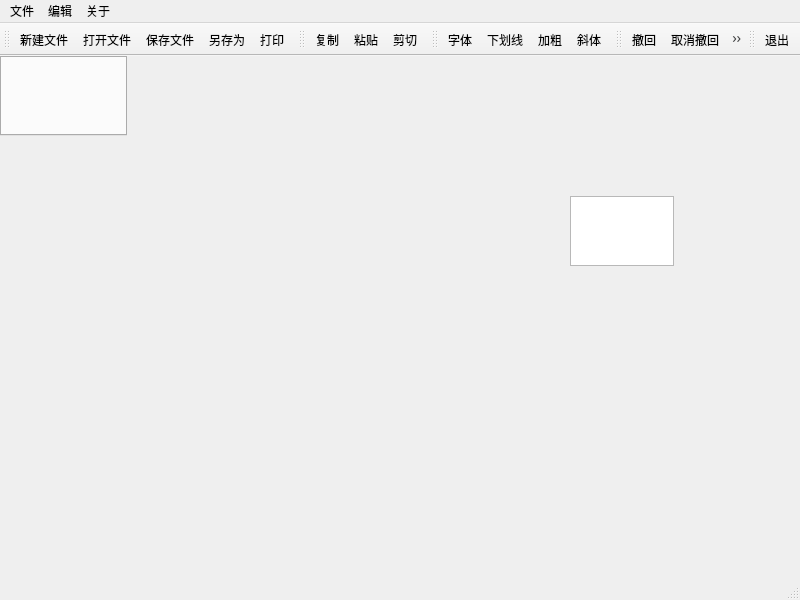
Relph1119/qt-demo-code-editor, file mainwindow.ui: the form before one commit.
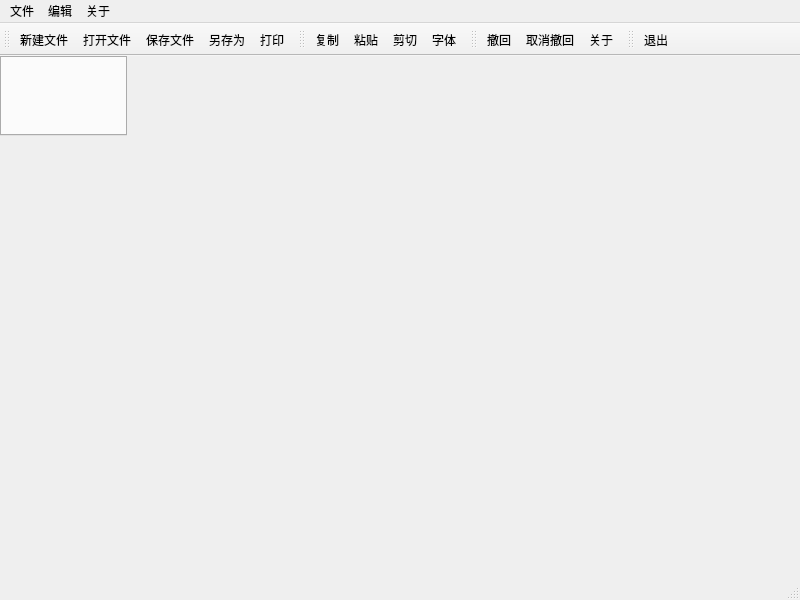
The form after the commit. Icons and pictures are not drawn.

Diff of the .ui file:
```diff
--- a/mainwindow.ui
+++ b/mainwindow.ui
@@ -18,16 +18,6 @@
     <normaloff>:/images/images/pencil.png</normaloff>:/images/images/pencil.png</iconset>
   </property>
   <widget class="QWidget" name="centralwidget">
-   <widget class="QTextEdit" name="textEdit">
-    <property name="geometry">
-     <rect>
-      <x>570</x>
-      <y>140</y>
-      <width>104</width>
-      <height>70</height>
-     </rect>
-    </property>
-   </widget>
    <widget class="QTabWidget" name="tabWidget">
     <property name="geometry">
      <rect>
@@ -128,21 +118,7 @@
    <addaction name="copy"/>
    <addaction name="paste"/>
    <addaction name="cut"/>
-  </widget>
-  <widget class="QToolBar" name="toolBar_3">
-   <property name="windowTitle">
-    <string>toolBar_3</string>
-   </property>
-   <attribute name="toolBarArea">
-    <enum>TopToolBarArea</enum>
-   </attribute>
-   <attribute name="toolBarBreak">
-    <bool>false</bool>
-   </attribute>
    <addaction name="font"/>
-   <addaction name="underline"/>
-   <addaction name="bolder"/>
-   <addaction name="italic"/>
   </widget>
   <widget class="QToolBar" name="toolBar_4">
    <property name="windowTitle">
@@ -254,51 +230,6 @@
     <string>Ctrl+C</string>
    </property>
   </action>
-  <action name="bolder">
-   <property name="checkable">
-    <bool>true</bool>
-   </property>
-   <property name="icon">
-    <iconset resource="images.qrc">
-     <normaloff>:/images/images/bold.png</normaloff>:/images/images/bold.png</iconset>
-   </property>
-   <property name="text">
-    <string>加粗</string>
-   </property>
-   <property name="shortcut">
-    <string>Ctrl+B</string>
-   </property>
-  </action>
-  <action name="italic">
-   <property name="checkable">
-    <bool>true</bool>
-   </property>
-   <property name="icon">
-    <iconset resource="images.qrc">
-     <normaloff>:/images/images/italic.png</normaloff>:/images/images/italic.png</iconset>
-   </property>
-   <property name="text">
-    <string>斜体</string>
-   </property>
-   <property name="shortcut">
-    <string>Ctrl+I</string>
-   </property>
-  </action>
-  <action name="underline">
-   <property name="checkable">
-    <bool>true</bool>
-   </property>
-   <property name="icon">
-    <iconset resource="images.qrc">
-     <normaloff>:/images/images/underline.png</normaloff>:/images/images/underline.png</iconset>
-   </property>
-   <property name="text">
-    <string>下划线</string>
-   </property>
-   <property name="shortcut">
-    <string>Ctrl+U</string>
-   </property>
-  </action>
   <action name="font">
    <property name="icon">
     <iconset resource="images.qrc">
```
Left out of the diff: 17 changed lines with no effect on the pictures.
